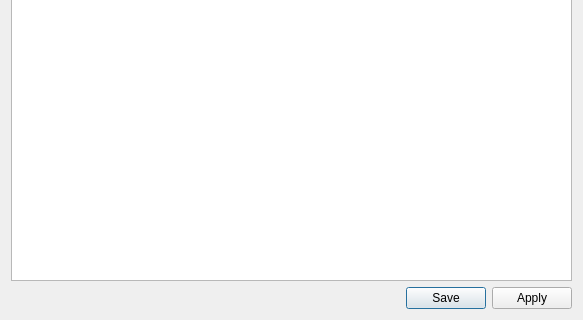
Qt form src/db/behaviorsDialog.ui (neuroethology/bento) before a commit; both pictures show x 0 to 583 and y 707 to 1027 of the 583 by 1027 pixel window.
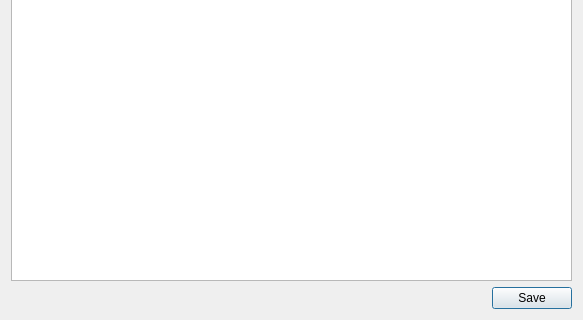
The same form after that commit. Custom widgets are drawn as their Qt base class.

Commit message: Remove "Apply" button and improve useability

Patch:
```diff
--- a/src/db/behaviorsDialog.ui
+++ b/src/db/behaviorsDialog.ui
@@ -33,7 +33,7 @@
       <enum>Qt::Horizontal</enum>
      </property>
      <property name="standardButtons">
-      <set>QDialogButtonBox::Apply|QDialogButtonBox::Save</set>
+      <set>QDialogButtonBox::Save</set>
      </property>
      <property name="centerButtons">
       <bool>false</bool>
```
Left out of the diff: 18 changed lines with no effect on the pictures. The commit also changes 1 other file.
